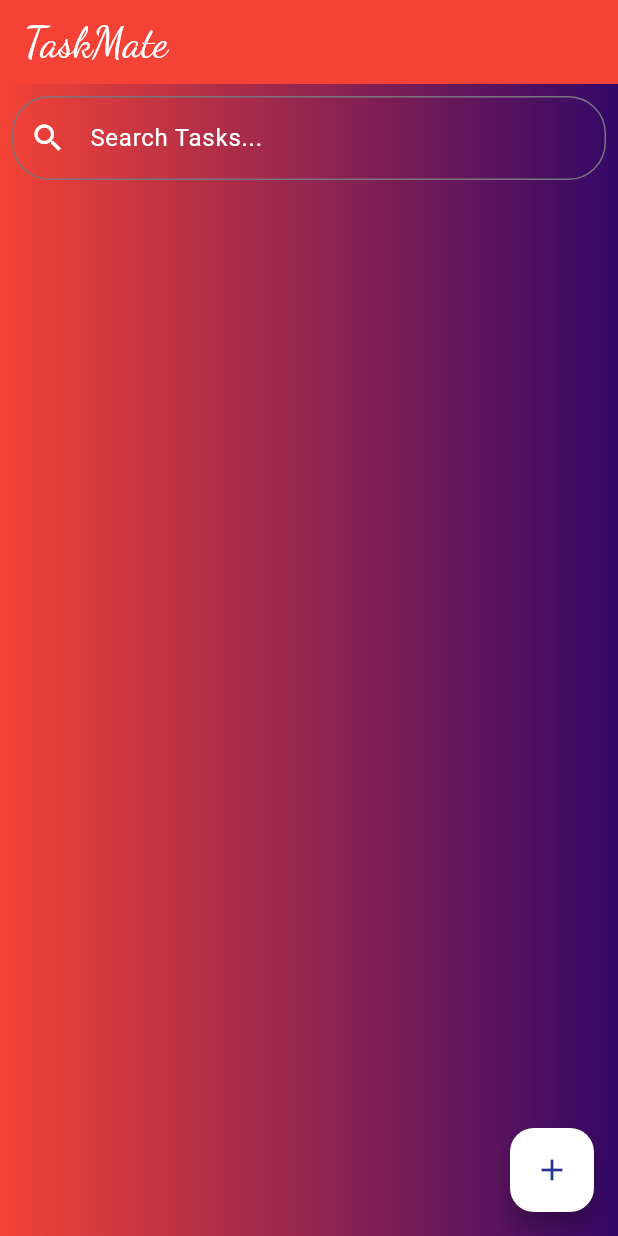
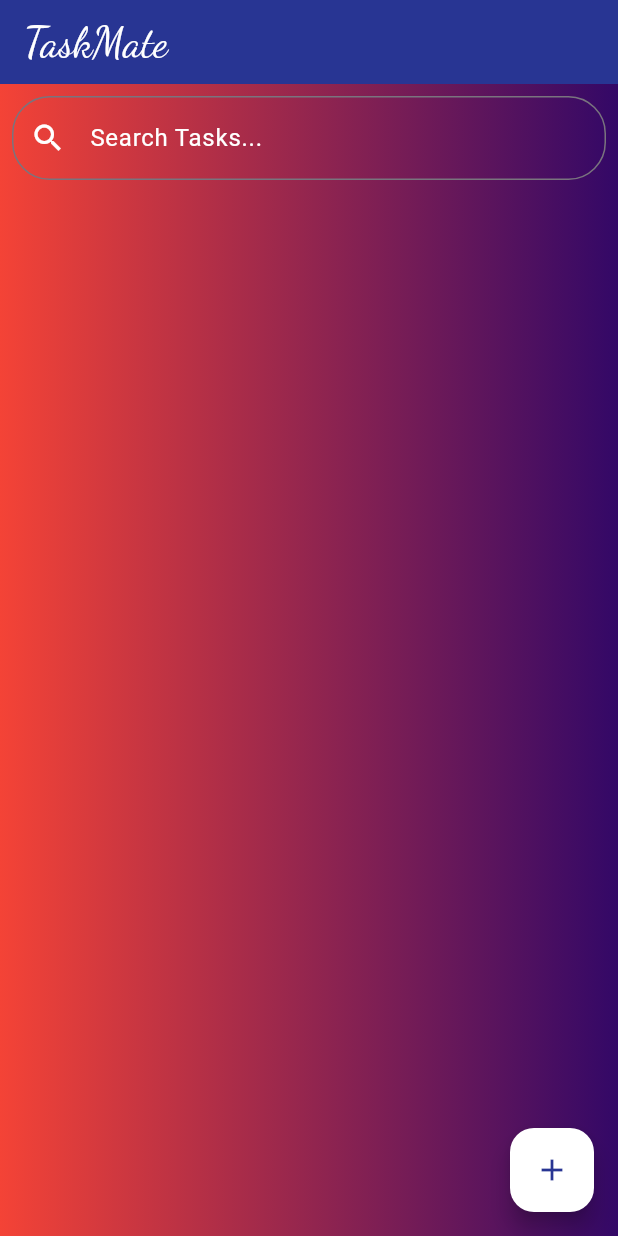
Before and after one commit to Shailesh2003-arch/TaskMate-Flutter_app, a Flutter app: the screen it shows after launch, on a phone screen of 412 x 824 dp. Run offline on Flutter 3.47's test engine with Material 3 defaults, Android fonts, the phone set to English and light mode, and no system bars; our stand-ins replace shared_preferences.

Commit message:
commit done for testing purpose

```diff
--- a/lib/main.dart
+++ b/lib/main.dart
@@ -173,8 +173,7 @@ class _ToDoListScreenState extends State<ToDoListScreen> {
             fontSize: 28,
           ),
         ),
-        // backgroundColor: Color(0xff283593),
-        backgroundColor: Colors.red,
+        backgroundColor: Color(0xff283593),
       ),
       body: Container(
         decoration: BoxDecoration(
```
